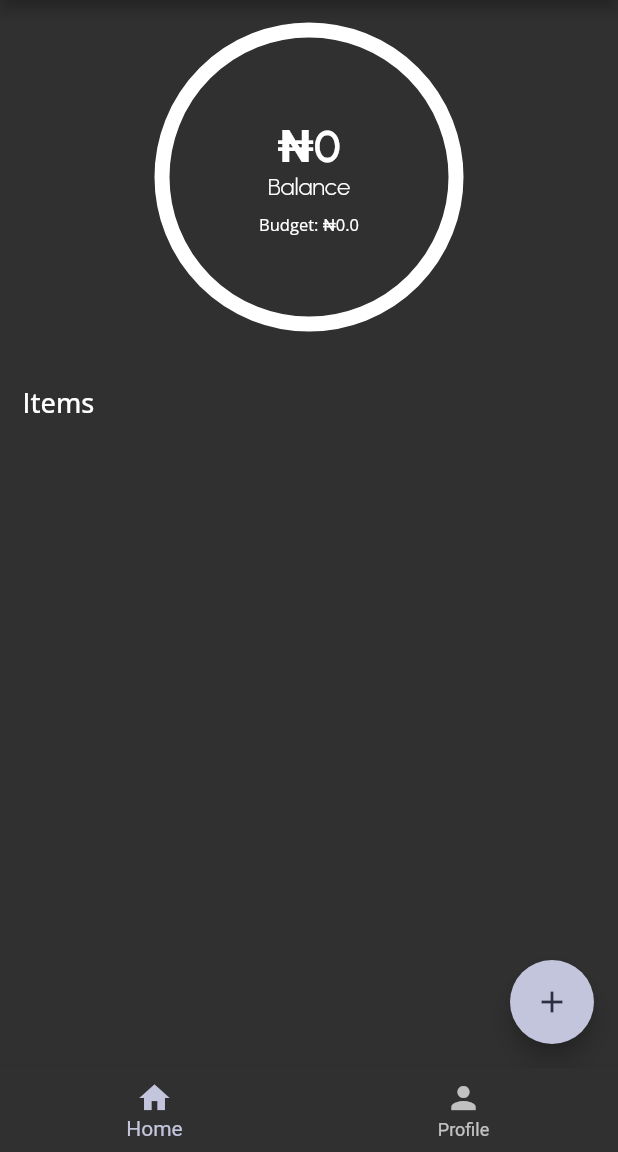
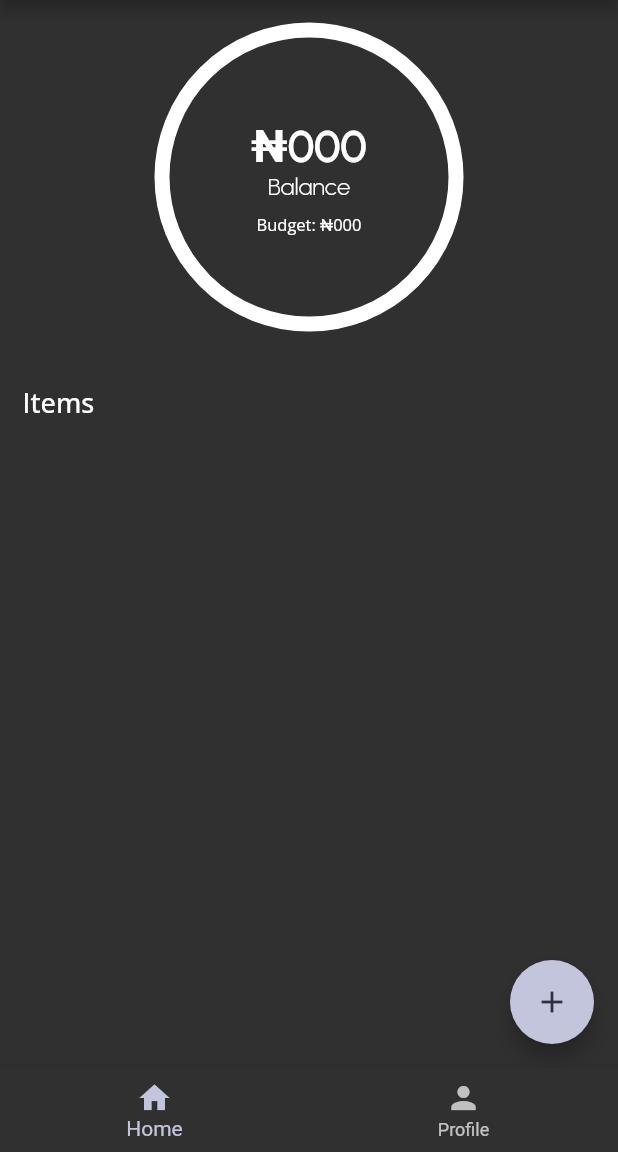
Before and after one commit to OlawaleJnr/budget-tracker, a Flutter app: the screen it shows after launch, on a phone screen of 412 x 824 dp, the part 84-1236 px from its top. Run offline on Flutter 3.47's test engine with Material 2 defaults, Android fonts, the phone set to English and light mode, and no system bars; drawn by our look-alikes of percent_indicator; our stand-ins replace google_fonts, shared_preferences.

Commit message:
features(update): Added shared preference to the app theme settings

```diff
--- a/lib/main.dart
+++ b/lib/main.dart
@@ -3,13 +3,22 @@ import 'package:budget_tracker/services/budget_service.dart';
 import 'package:budget_tracker/services/theme_service.dart';
 import 'package:flutter/material.dart';
 import 'package:provider/provider.dart';
+import 'package:shared_preferences/shared_preferences.dart';
 
-void main() {
-  runApp(const MyApp());
+void main() async {
+  WidgetsFlutterBinding.ensureInitialized();
+  final sharedPreferences = await SharedPreferences.getInstance();
+  return runApp(MyApp(
+    sharedPreferences: sharedPreferences,
+  ));
 }
 
 class MyApp extends StatelessWidget {
-  const MyApp({Key? key}) : super(key: key);
+  final SharedPreferences sharedPreferences;
+  const MyApp({
+    required this.sharedPreferences,
+    Key? key
+  }) : super(key: key);
 
   // This widget is the root of your application.
   @override
@@ -17,8 +26,9 @@ class MyApp extends StatelessWidget {
     return MultiProvider(
       providers: [
         ChangeNotifierProvider<ThemeService>(
-          create: (_) => ThemeService()
+          create: (_) => ThemeService(sharedPreferences)
         ),
+
         ChangeNotifierProvider<BudgetService>(
           create: (_) => BudgetService()
         ),
--- a/lib/pages/home_page.dart
+++ b/lib/pages/home_page.dart
@@ -18,6 +18,7 @@ class HomePage extends StatelessWidget {
       locale: Platform.localeName,
       name: 'NGN',
     );
+    var formatter = NumberFormat('##,###,000');
 
     return Scaffold(
       floatingActionButton: FloatingActionButton(
@@ -59,7 +60,7 @@ class HomePage extends StatelessWidget {
                           mainAxisSize: MainAxisSize.min,
                           children: [
                             Text(
-                              "${format.currencySymbol}${value.balance.toString().split(".")[0]}",
+                              "${format.currencySymbol}${formatter.format(value.balance).toString().split(".")[0]}",
                               style: GoogleFonts.urbanist(
                                 fontSize: 30,
                                 fontWeight: FontWeight.w600,
@@ -76,7 +77,7 @@ class HomePage extends StatelessWidget {
                               height: 8
                             ),
                             Text(
-                              "Budget: ${format.currencySymbol}${value.budget.toString()}",
+                              "Budget: ${format.currencySymbol}${formatter.format(value.budget).toString()}",
                               style: GoogleFonts.openSans(
                                 fontSize: 11,
                                 fontWeight: FontWeight.w400,
@@ -107,6 +108,7 @@ class HomePage extends StatelessWidget {
                     return ListView.builder(
                       shrinkWrap: true,
                       itemCount: value.transactions.length,
+                      physics: const ClampingScrollPhysics(),
                       itemBuilder: (context, index) {
                         return TransactionCard(
                           transaction: value.transactions[index],
--- a/lib/services/theme_service.dart
+++ b/lib/services/theme_service.dart
@@ -1,12 +1,21 @@
 import 'package:flutter/material.dart';
+import 'package:shared_preferences/shared_preferences.dart';
 
 class ThemeService with ChangeNotifier {
   bool _darkTheme = true;
+  final SharedPreferences sharedPreferences;
 
-  bool get darkTheme => _darkTheme;
+  ThemeService(this.sharedPreferences);
+
+  static const darkThemeKey = "dark_theme";
+
+  bool get darkTheme {
+    return sharedPreferences.getBool(darkThemeKey) ?? _darkTheme;
+  }
 
   set darkTheme(bool value) {
     _darkTheme = value;
+    sharedPreferences.setBool(darkThemeKey, value);
     notifyListeners();
   }
 }
--- a/lib/widgets/Cards/transaction_card.dart
+++ b/lib/widgets/Cards/transaction_card.dart
@@ -21,6 +21,7 @@ class TransactionCard extends StatelessWidget {
       locale: Platform.localeName,
       name: 'NGN',
     );
+    var formatter = NumberFormat('##,###,000');
 
     return Padding(
       padding: const EdgeInsets.only(bottom: 5.0, top: 5.0),
@@ -48,7 +49,7 @@ class TransactionCard extends StatelessWidget {
             ),
             const Spacer(),
             Text(
-              "${(!transaction.isExpense) ? "+ " : "- "}${format.currencySymbol}${transaction.amount}",
+              "${(!transaction.isExpense) ? "+ " : "- "}${format.currencySymbol}${formatter.format(transaction.amount)}",
               style: GoogleFonts.openSans(
                 fontSize: 14,
               ),
--- a/pubspec.yaml
+++ b/pubspec.yaml
@@ -38,6 +38,7 @@ dependencies:
   percent_indicator: ^3.4.0
   intl: ^0.18.0
   provider: ^6.0.2
+  shared_preferences: ^2.0.13
 
 dev_dependencies:
   flutter_test:
```
Also changed, not shown: pubspec.lock, 2 other files.
